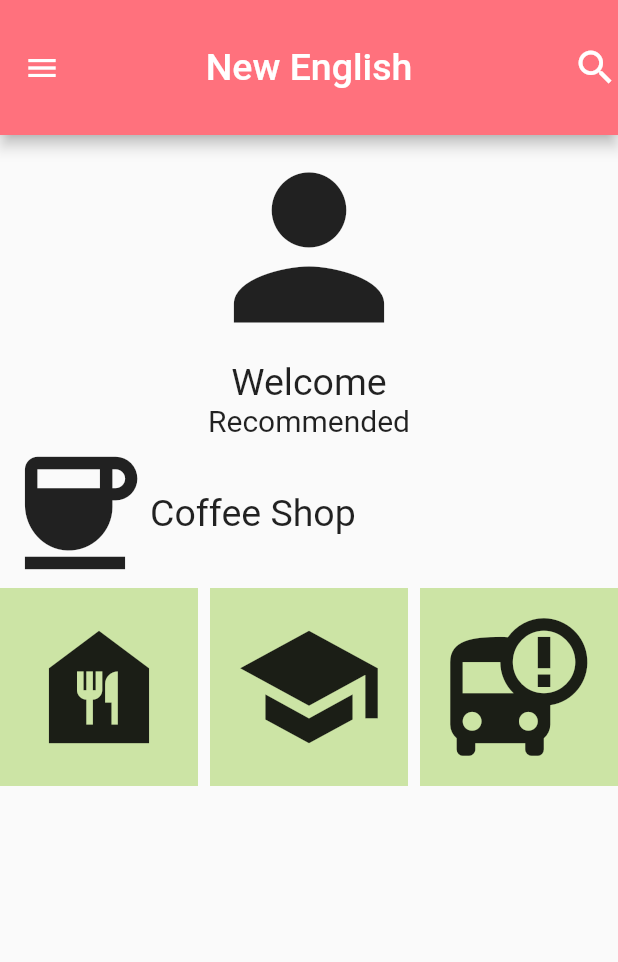
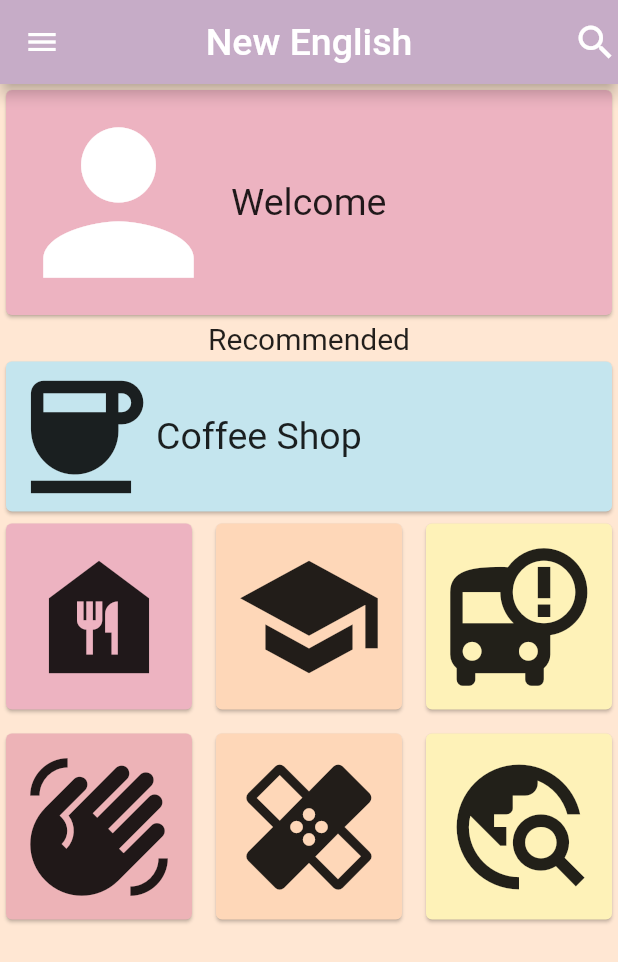
Before and after one commit to Campus-Angical/newenglish, a Flutter app: the screen it shows after launch, on a phone screen of 412 x 824 dp. Shown: the top 962 px of the screen. Run offline on Flutter 3.47's test engine with Material 2 defaults, Android fonts, the phone set to English and light mode, and no system bars; our stand-ins replace dartz, get.

Commit message:
Mudança nas cores e substuição dos containers por cards

```diff
--- a/lib/data/local_repository.dart
+++ b/lib/data/local_repository.dart
@@ -6,9 +6,13 @@ import 'package:newenglish/domain/entities/local.dart';
 class LocalRepository {
 
   List<Local> locais = [
-    Local('Restaurante', Icons.food_bank),
-    Local('Escola', Icons.school),
-    Local('Transporte', Icons.bus_alert)
+    Local('Restaurante', Icons.food_bank, Color.fromARGB(255, 237, 179, 193)),
+    Local('Escola', Icons.school, Color.fromARGB(255, 254, 215, 184)),
+    Local('Transporte', Icons.bus_alert, Color.fromARGB(255, 254, 242, 184)),
+    Local('Saudação', Icons.waving_hand, Color.fromARGB(255, 237, 179, 183)),
+    Local('Saúde', Icons.healing, Color.fromARGB(255, 254, 215, 184)),
+    Local('Viagem', Icons.travel_explore, Color.fromARGB(255, 254, 242, 184))
+
   ];
 
   Future<Either<Failure, List<Local>>> all() async {
--- a/lib/domain/entities/local.dart
+++ b/lib/domain/entities/local.dart
@@ -3,6 +3,7 @@ import 'package:flutter/material.dart';
 class Local {
   String nome;
   IconData icon;
+  Color color;
 
-  Local(this.nome, this.icon);
+  Local(this.nome, this.icon, this.color);
 }
--- a/lib/presentation/pages/home_page.dart
+++ b/lib/presentation/pages/home_page.dart
@@ -10,11 +10,11 @@ class HomePage extends GetWidget<HomeCtrl> {
   @override
   Widget build(BuildContext context) {
     return Scaffold(
+      backgroundColor: Color.fromARGB(255, 255, 231, 211),
       appBar: AppBar(
-          toolbarHeight: 90,
           title: Text("New English", style: TextStyle(fontSize: 25)),
           centerTitle: true,
-          backgroundColor: Color.fromARGB(255, 255, 113, 125),
+          backgroundColor: Color.fromARGB(255, 198, 172, 199),
           actions: [
             Icon(
               Icons.search,
@@ -109,20 +109,25 @@ class HomePage extends GetWidget<HomeCtrl> {
       ),
       body: Column(
         children: [
-          Column(
+          Card(
+            color: Color.fromARGB(255, 237, 179, 193),
+            child: Row(
             children: [
-              Icon(Icons.person, size: 150),
+              Icon(Icons.person, size: 150, color: Colors.white),
               Text(
                 "Welcome",
                 style: TextStyle(fontSize: 25),
               ),
             ],
             ),
+          ),
           Text(
             "Recommended",
             style: TextStyle(fontSize: 20),
           ),
-          Row(
+          Card(
+            color: Color.fromARGB(255, 196, 229, 238),
+            child: Row(
               children: [
                 Icon(
                   Icons.coffee,
@@ -133,6 +138,7 @@ class HomePage extends GetWidget<HomeCtrl> {
                   style: TextStyle(fontSize: 25),
                 ),
               ],
+            ),
           ),
           Obx((() {
             if (controller.state is HomeLoadedState) {
@@ -167,9 +173,9 @@ class HomePage extends GetWidget<HomeCtrl> {
   List<Widget> _buildGridView(List<Local> locais) {
     List<Widget> widgets = [];
     for (Local l in locais) {
-      widgets.add(Container(
+      widgets.add(Card(
         child: Icon(l.icon, size: 100),
-        color: Color.fromARGB(255, 204, 228, 165),
+        color: l.color,
       ));
     }
     return widgets;
```
Lines whose indentation alone changed are shown as unchanged.
